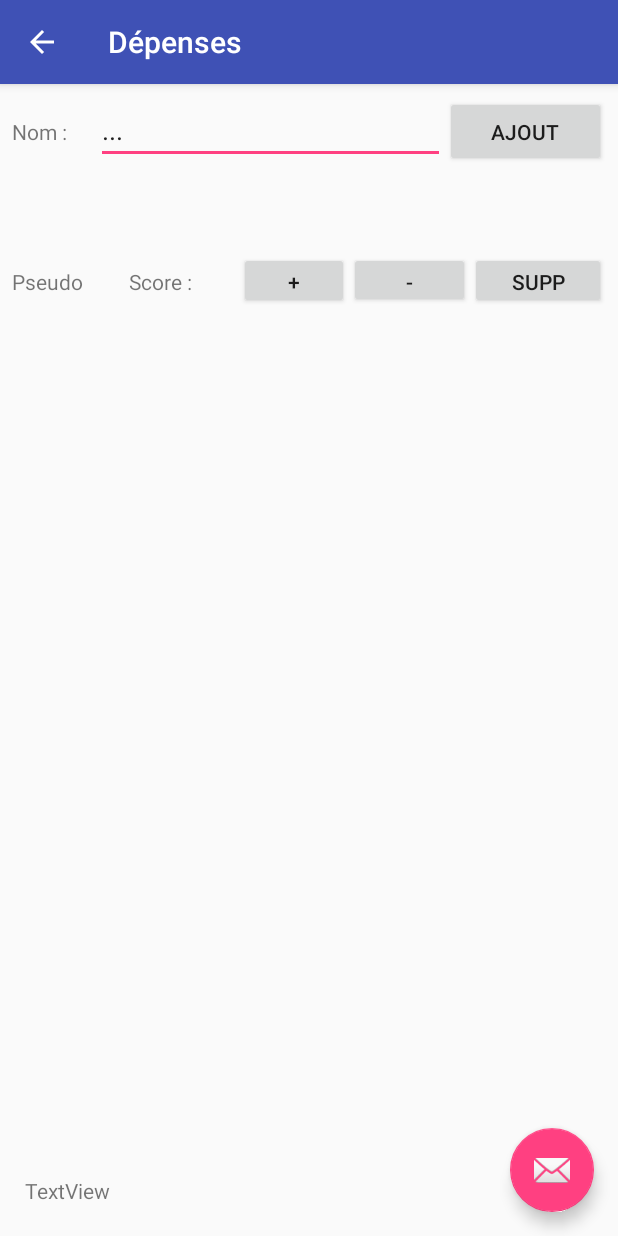
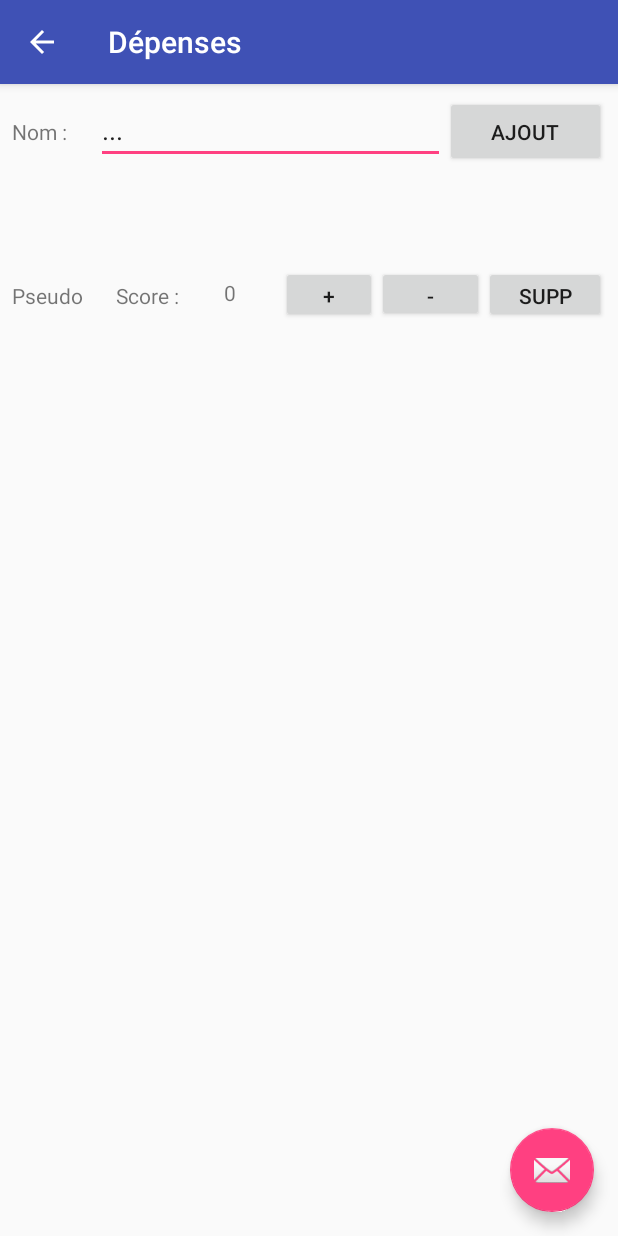
Before and after one commit to GaultierJousselin/Roomies, an Android app: the Activity4 screen opened directly, with no data from a screen before it, on a phone screen of 412 x 824 dp. Run offline under Robolectric (Android 15) with nearby library versions, the phone set to English and light mode, and no system bars.

```diff
--- a/Colocapp/app/src/main/java/com/example/leale/colocapp/Activity4.java
+++ b/Colocapp/app/src/main/java/com/example/leale/colocapp/Activity4.java
@@ -10,23 +10,23 @@ import android.view.View;
 import android.widget.Button;
 import android.widget.EditText;
 import android.widget.TextView;
+import java.util.*;
 
 public class Activity4 extends AppCompatActivity {
 
-
-
+/*
     public class DataPerson {
 
-        string m_name;
+        String m_name;
         int m_ID_name_text;
         int m_ID_button_minus;
         int m_ID_button_plus;
         int m_ID_button_delete;
         int m_ID_button_points;
         int m_points;
-        bool m_inuse;
+        Boolean m_inuse;
 
-        public DataPerson();
+
         public DataPerson(String pname, int ptext, int pminus, int pplus, int pdelete, int pbpoints)
         {
             m_name = pname;
@@ -35,22 +35,25 @@ public class Activity4 extends AppCompatActivity {
             m_ID_button_minus = pminus;
             m_ID_button_plus = pplus;
             m_ID_button_delete = pdelete;
-            m_points = 0
+            m_points = 0;
             m_inuse = false;
         }
     }
 
-    vector <DataPerson> v_Person;
+    Vector <DataPerson> v_Person;
 
     public void initialize(){
         v_Person.add(new DataPerson("Quentin", R.id.textView1_name, R.id.button1_minus, R.id.button1_plus, R.id.button1_delete, R.id.textView1_points));
     }
+*/
 
-    initialize();
+
+
 
 
     @Override
     protected void onCreate(Bundle savedInstanceState) {
+
         super.onCreate(savedInstanceState);
         setContentView(R.layout.activity_4);
         Toolbar toolbar = (Toolbar) findViewById(R.id.toolbar);
@@ -65,20 +68,68 @@ public class Activity4 extends AppCompatActivity {
             }
         });
 
+        String m_name = "Quentin";
+        final TextView m_ID_name_text = (TextView) findViewById(R.id.textView1_name);
+        Button addPoint = (Button) findViewById(R.id.button1_plus);
+        Button supPoint = (Button) findViewById(R.id.button1_minus);
+        Button delPerso = (Button) findViewById(R.id.button1_delete);
+        int m_ID_button_plus =  R.id.button1_plus;
+        int m_ID_button_delete = R.id.button1_delete;
+        final int m_ID_button_points = R.id.textView1_points;
+        final int[] m_points = {0};
+        final Boolean[] m_inuse = {false};
+
         final EditText entry = (EditText) findViewById(R.id.editText);
 
-        final TextView result = (TextView) findViewById(R.id.textView4);
+        final TextView disp_point = (TextView) findViewById(R.id.textView1_points);
+        disp_point.setText("0");
+
 
 
         Button b = (Button) findViewById(R.id.button8);
+
         b.setOnClickListener(new View.OnClickListener() {
             @Override
             public void onClick(View v) {
-                result.setText(entry.getText());
+                m_ID_name_text.setText(entry.getText());
+                m_inuse[0] = true;
+            }
+        });
+
+        addPoint.setOnClickListener(new View.OnClickListener() {
+            @Override
+            public void onClick(View v) {
+                if(m_inuse[0]) {
+                    m_points[0] = m_points[0] + 1;
+                    String s_point = Integer.toString(m_points[0]);
+                    disp_point.setText(s_point);
+                }
+            }
+        });
+        supPoint.setOnClickListener(new View.OnClickListener() {
+            @Override
+            public void onClick(View v) {
+                if(m_inuse[0]) {
+                    m_points[0] = m_points[0] - 1;
+                    String s_point = Integer.toString(m_points[0]);
+                    disp_point.setText(s_point);
+                }
+            }
+        });
+
+        delPerso.setOnClickListener(new View.OnClickListener() {
+            @Override
+            public void onClick(View v) {
+                m_points[0] = 0;
+                String s_point = Integer.toString(m_points[0]);
+                disp_point.setText(s_point);
+                m_ID_name_text.setText("Pseudo");
+                m_inuse[0] = false;
             }
         });
 
 
-            getSupportActionBar().setDisplayHomeAsUpEnabled(true);
+
+        getSupportActionBar().setDisplayHomeAsUpEnabled(true);
     }
 }
--- a/Colocapp/app/src/main/res/layout/content_4.xml
+++ b/Colocapp/app/src/main/res/layout/content_4.xml
@@ -10,7 +10,7 @@
 
     <LinearLayout
         android:layout_width="match_parent"
-        android:layout_height="53dp"
+        android:layout_height="48dp"
         android:layout_marginBottom="8dp"
         android:layout_marginEnd="8dp"
         android:layout_marginLeft="8dp"
@@ -23,7 +23,7 @@
         app:layout_constraintHorizontal_bias="0.0"
         app:layout_constraintStart_toStartOf="parent"
         app:layout_constraintTop_toTopOf="parent"
-        app:layout_constraintVertical_bias="0.149">
+        app:layout_constraintVertical_bias="0.161">
 
         <TextView
             android:id="@+id/textView1_name"
@@ -33,11 +33,30 @@
             android:text="Pseudo" />
 
         <TextView
-            android:id="@+id/textView1_points"
+            android:id="@+id/textView1_score"
             android:layout_width="wrap_content"
             android:layout_height="wrap_content"
             android:layout_weight="1"
             android:text="@string/a5_text_score" />
+
+        <TextView
+            android:id="@+id/textView1_points"
+            android:layout_width="wrap_content"
+            android:layout_height="match_parent"
+            android:layout_marginBottom="8dp"
+            android:layout_marginEnd="8dp"
+            android:layout_marginLeft="8dp"
+            android:layout_marginRight="8dp"
+            android:layout_marginStart="8dp"
+            android:layout_marginTop="8dp"
+            android:layout_weight="1"
+            android:text="TextView"
+            app:layout_constraintBottom_toBottomOf="parent"
+            app:layout_constraintEnd_toEndOf="parent"
+            app:layout_constraintHorizontal_bias="0.343"
+            app:layout_constraintStart_toStartOf="parent"
+            app:layout_constraintTop_toTopOf="parent"
+            app:layout_constraintVertical_bias="0.162" />
 
         <Button
             android:id="@+id/button1_plus"
@@ -60,24 +79,6 @@
             android:layout_weight="1"
             android:text="@string/a5_button_less_personnes" />
     </LinearLayout>
-
-    <TextView
-        android:id="@+id/textView4"
-        android:layout_width="wrap_content"
-        android:layout_height="wrap_content"
-        android:layout_marginBottom="8dp"
-        android:layout_marginEnd="8dp"
-        android:layout_marginLeft="8dp"
-        android:layout_marginRight="8dp"
-        android:layout_marginStart="8dp"
-        android:layout_marginTop="8dp"
-        android:text="TextView"
-        app:layout_constraintBottom_toBottomOf="parent"
-        app:layout_constraintEnd_toEndOf="parent"
-        app:layout_constraintHorizontal_bias="0.025"
-        app:layout_constraintStart_toStartOf="parent"
-        app:layout_constraintTop_toTopOf="parent"
-        app:layout_constraintVertical_bias="0.983" />
 
     <LinearLayout
         android:id="@+id/linearLayout"
@@ -119,9 +120,9 @@
             android:layout_height="wrap_content"
             android:layout_weight="1"
             android:text="@string/a5_button_add_personnes" />
-    </LinearLayout>
+    </LinearLayout><![CDATA[
 
-        android:id="@+id/textView6"
+    android:id="@+id/textView6"
         android:layout_width="wrap_content"
         android:layout_height="wrap_content"
         android:layout_marginBottom="8dp"
@@ -130,4 +131,5 @@
         app:layout_constraintBottom_toBottomOf="parent"
         app:layout_constraintTop_toTopOf="parent"
         tools:layout_editor_absoluteX="88dp" />
+]]>
 </android.support.constraint.ConstraintLayout>
--- a/Colocapp/app/src/main/res/values/strings.xml
+++ b/Colocapp/app/src/main/res/values/strings.xml
@@ -14,4 +14,5 @@
     <string name="a5_text_name_entry">Nom :</string>
     <string name="a5_text_score">Score :</string>
     <string name="a5_text_edit">...</string>
+    <string name="a5_text_pseudo">Pseudo</string>
 </resources>
--- a/Colocapp/build.gradle
+++ b/Colocapp/build.gradle
@@ -6,7 +6,7 @@ buildscript {
         google()
     }
     dependencies {
-        classpath 'com.android.tools.build:gradle:3.1.0'
+        classpath 'com.android.tools.build:gradle:3.1.2'
 
         // NOTE: Do not place your application dependencies here; they belong
         // in the individual module build.gradle files
```
